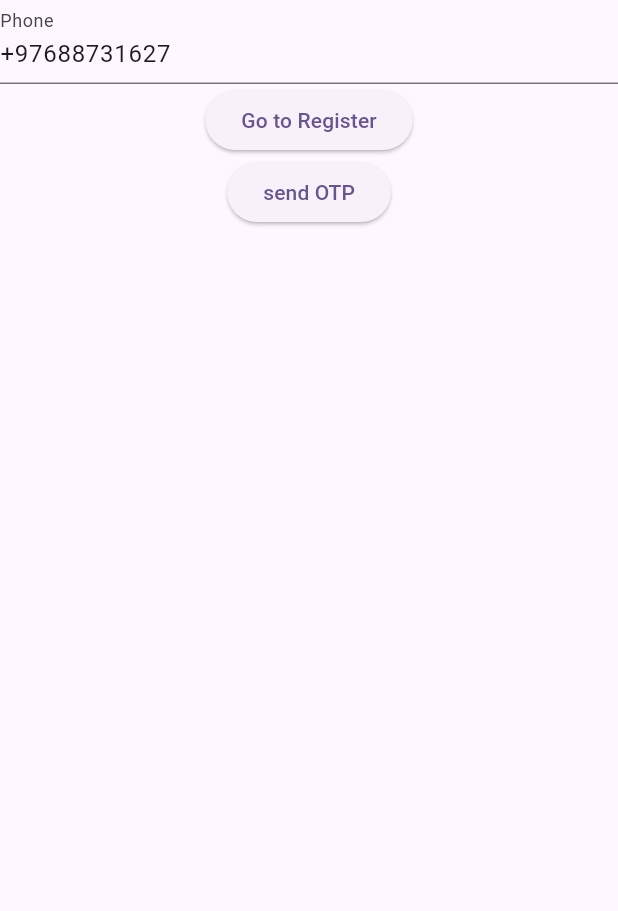
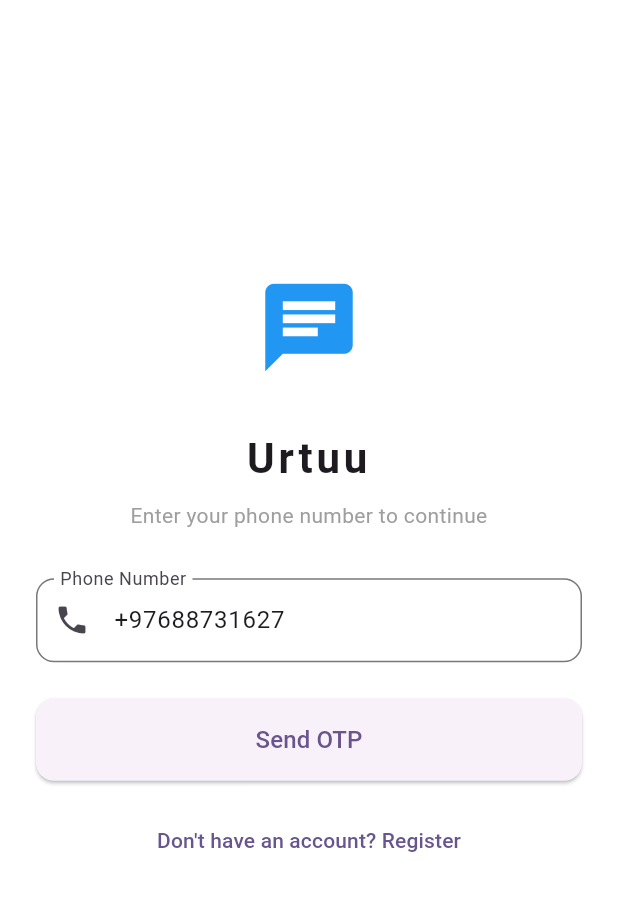
Before and after one commit to AnonymousPro139/flutter_chat_test, a Flutter app: the screen it shows after launch, on a phone screen of 412 x 824 dp, the part 84-995 px from its top. Run offline on Flutter 3.47's test engine with Material 3 defaults, Android fonts, the phone set to English and light mode, and no system bars; our stand-ins replace cloud_firestore, file_picker, firebase_auth, firebase_core, firebase_storage, flutter_contacts and 3 more; missing offline and left inert: firebase_app_check, flutter_chat_core, flutter_chat_ui, flyer_chat_image_message, flyer_chat_text_message; accounts and stored records are empty.

Commit message:
recreated login screen and integrated logout function

```diff
--- a/lib/riverpod/index.dart
+++ b/lib/riverpod/index.dart
@@ -1,10 +1,5 @@
-import 'package:cloud_firestore/cloud_firestore.dart';
-import 'package:flutter_chat_core/flutter_chat_core.dart' as types;
 import 'package:flutter_riverpod/flutter_riverpod.dart';
 import 'package:test_firebase/firebase/firestore/services/auth/index.dart';
-import 'package:test_firebase/firebase/index.dart';
-import 'package:test_firebase/firebase/firestore/services/message/handlers.dart';
-import 'package:test_firebase/firebase/firestore/services/message/utils.dart';
 import 'package:test_firebase/models/user.dart';
 
 class AuthController extends Notifier<AsyncValue<AppUser?>> {
--- a/lib/screens/index.dart
+++ b/lib/screens/index.dart
@@ -2,9 +2,8 @@ import 'package:flutter/material.dart';
 import 'package:flutter_riverpod/flutter_riverpod.dart';
 import 'package:test_firebase/riverpod/index.dart';
 import 'package:test_firebase/screens/bottom.dart';
-import 'package:test_firebase/screens/home3.dart';
-import 'package:test_firebase/screens/home4.dart';
 import 'package:test_firebase/screens/login.dart';
+import 'package:test_firebase/screens/login2.dart';
 
 class AuthGate extends ConsumerWidget {
   const AuthGate({super.key});
@@ -18,7 +17,7 @@ class AuthGate extends ConsumerWidget {
           const Scaffold(body: Center(child: CircularProgressIndicator())),
       error: (e, _) => Scaffold(body: Center(child: Text("Heyyyy! Error: $e"))),
       data: (user) {
-        if (user == null) return const LoginScreen();
+        if (user == null || user?.id == null) return const LoginScreen2();
 
         // return HomeScreen4(user: user);
         return BottomScreen();
@@ -26,3 +25,31 @@ class AuthGate extends ConsumerWidget {
     );
   }
 }
+
+// class AuthGate extends ConsumerWidget {
+//   const AuthGate({super.key});
+
+//   @override
+//   Widget build(BuildContext context, WidgetRef ref) {
+//     return StreamBuilder<User?>(
+//       stream: FirebaseAuth.instance.authStateChanges(),
+//       builder: (context, snapshot) {
+//         // 1. While waiting for the initial connection to Firebase Auth
+//         if (snapshot.connectionState == ConnectionState.waiting) {
+//           return const Scaffold(
+//             body: Center(child: CircularProgressIndicator()),
+//           );
+//         }
+
+//         // 2. If the user is logged in (snapshot has user data)
+//         if (snapshot.hasData) {
+//           print('---------------- Nevtersen hereglegch bna');
+//           return const BottomScreen();
+//         }
+
+//         // 3. If the user is NOT logged in
+//         return const LoginScreen();
+//       },
+//     );
+//   }
+// }
--- a/lib/screens/login.dart
+++ b/lib/screens/login.dart
@@ -21,21 +21,21 @@ class LoginScreen extends ConsumerWidget {
             decoration: InputDecoration(labelText: "Phone"),
             controller: phoneController,
           ),
+
           // TextField(
           //   decoration: InputDecoration(labelText: "Password"),
           //   controller: passwordController,
           //   obscureText: true,
           // ),
-          ElevatedButton(
-            onPressed: () {
-              Navigator.push(
-                context,
-                MaterialPageRoute(builder: (context) => RegisterScreen()),
-              );
-            },
-            child: Text("Go to Register"),
-          ),
-
+          // ElevatedButton(
+          //   onPressed: () {
+          //     Navigator.push(
+          //       context,
+          //       MaterialPageRoute(builder: (context) => RegisterScreen()),
+          //     );
+          //   },
+          //   child: Text("Go to Register"),
+          // ),
           ElevatedButton(
             onPressed: () async {
               String returnedId = await Auth().sendOtp(phoneController.text);
--- /dev/null
+++ b/lib/screens/login2.dart
@@ -0,0 +1,128 @@
+import 'package:flutter/material.dart';
+import 'package:flutter_riverpod/flutter_riverpod.dart';
+import 'package:test_firebase/firebase/firestore/services/auth/index.dart';
+import 'package:test_firebase/riverpod/index.dart';
+import 'package:test_firebase/screens/otp.dart';
+import 'package:test_firebase/screens/register.dart';
+
+class LoginScreen2 extends ConsumerStatefulWidget {
+  const LoginScreen2({super.key});
+
+  @override
+  ConsumerState<LoginScreen2> createState() => _LoginScreen2State();
+}
+
+class _LoginScreen2State extends ConsumerState<LoginScreen2> {
+  // Define the controller here so it persists across rebuilds
+  late TextEditingController phoneController;
+  bool _isLoading = false;
+
+  @override
+  void initState() {
+    super.initState();
+    phoneController = TextEditingController(text: '+97688731627');
+  }
+
+  @override
+  void dispose() {
+    phoneController.dispose();
+    super.dispose();
+  }
+
+  Future<void> _handleSendOtp() async {
+    setState(() => _isLoading = true);
+    try {
+      // Calling your Auth service
+      String returnedId = await Auth().sendOtp(phoneController.text);
+
+      if (!mounted) return;
+
+      Navigator.push(
+        context,
+        MaterialPageRoute(
+          builder: (context) => OtpScreen(
+            phoneNumber: phoneController.text,
+            verificationId: returnedId,
+          ),
+        ),
+      );
+    } catch (e) {
+      ScaffoldMessenger.of(
+        context,
+      ).showSnackBar(SnackBar(content: Text("Error: ${e.toString()}")));
+    } finally {
+      setState(() => _isLoading = false);
+    }
+  }
+
+  @override
+  Widget build(BuildContext context) {
+    return Scaffold(
+      backgroundColor: Colors.white,
+      appBar: AppBar(title: const Text("Login"), elevation: 0),
+      body: Padding(
+        padding: const EdgeInsets.all(24.0),
+        child: Column(
+          mainAxisAlignment: MainAxisAlignment.center,
+          crossAxisAlignment: CrossAxisAlignment.stretch,
+          children: [
+            const Icon(Icons.chat, size: 70, color: Colors.blue),
+            const SizedBox(height: 32),
+            const Text(
+              "Urtuu",
+              textAlign: TextAlign.center,
+              style: TextStyle(
+                fontSize: 28,
+                fontWeight: FontWeight.bold,
+                letterSpacing: 2.5,
+              ),
+            ),
+            const SizedBox(height: 8),
+            const Text(
+              "Enter your phone number to continue",
+              textAlign: TextAlign.center,
+              style: TextStyle(color: Colors.grey),
+            ),
+            const SizedBox(height: 32),
+            TextField(
+              controller: phoneController,
+              keyboardType: TextInputType.phone,
+              decoration: InputDecoration(
+                labelText: "Phone Number",
+                prefixIcon: const Icon(Icons.phone),
+                border: OutlineInputBorder(
+                  borderRadius: BorderRadius.circular(12),
+                ),
+              ),
+            ),
+            const SizedBox(height: 24),
+            ElevatedButton(
+              onPressed: _isLoading ? null : _handleSendOtp,
+              style: ElevatedButton.styleFrom(
+                padding: const EdgeInsets.symmetric(vertical: 16),
+                shape: RoundedRectangleBorder(
+                  borderRadius: BorderRadius.circular(12),
+                ),
+              ),
+              child: _isLoading
+                  ? const CircularProgressIndicator(color: Colors.white)
+                  : const Text("Send OTP", style: TextStyle(fontSize: 16)),
+            ),
+            const SizedBox(height: 16),
+            TextButton(
+              onPressed: () {
+                Navigator.push(
+                  context,
+                  MaterialPageRoute(
+                    builder: (context) => const RegisterScreen(),
+                  ),
+                );
+              },
+              child: const Text("Don't have an account? Register"),
+            ),
+          ],
+        ),
+      ),
+    );
+  }
+}
```
Also changed, not shown: lib/screens/profile.dart (+32 -2 lines).
